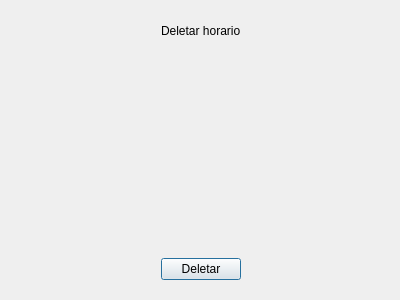
Above: Projeto01/delete.ui from lFonsec/cc4651_datastructure before the change. Below: the same form after it.
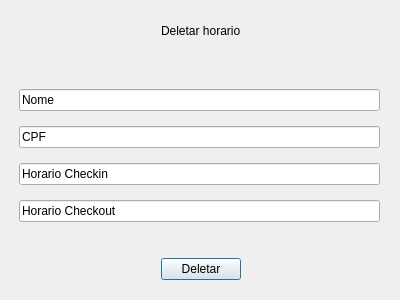
That is the form after the change.

Diff of the .ui file:
```diff
--- a/Projeto01/delete.ui
+++ b/Projeto01/delete.ui
@@ -22,7 +22,36 @@
      <height>151</height>
     </rect>
    </property>
-   <layout class="QVBoxLayout" name="verticalLayout"/>
+   <layout class="QVBoxLayout" name="verticalLayout">
+    <item>
+     <widget class="QLineEdit" name="lineEdit">
+      <property name="text">
+       <string>Nome</string>
+      </property>
+     </widget>
+    </item>
+    <item>
+     <widget class="QLineEdit" name="lineEdit_3">
+      <property name="text">
+       <string>CPF</string>
+      </property>
+     </widget>
+    </item>
+    <item>
+     <widget class="QLineEdit" name="lineEdit_2">
+      <property name="text">
+       <string>Horario Checkin</string>
+      </property>
+     </widget>
+    </item>
+    <item>
+     <widget class="QLineEdit" name="lineEdit_4">
+      <property name="text">
+       <string>Horario Checkout</string>
+      </property>
+     </widget>
+    </item>
+   </layout>
   </widget>
   <widget class="QWidget" name="horizontalLayoutWidget">
    <property name="geometry">
```
